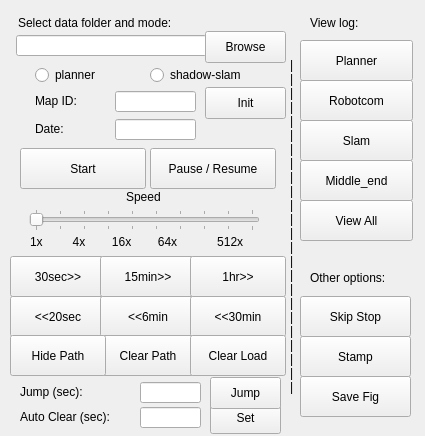
The window that windowContents_for_mac.ui (Stanley80-Peng/VirtualMonitor) describes before a commit, drawn with Qt 5.
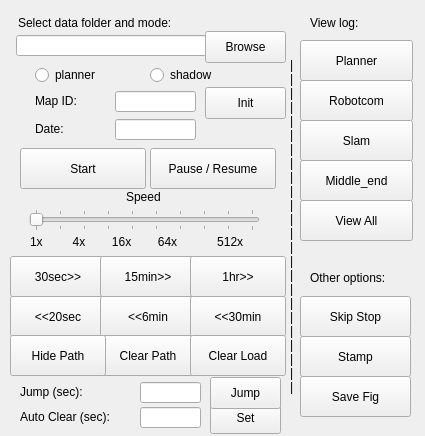
The same window after the commit.

```diff
--- a/windowContents_for_mac.ui
+++ b/windowContents_for_mac.ui
@@ -409,7 +409,7 @@
     </rect>
    </property>
    <property name="text">
-    <string>shadow-slam</string>
+    <string>shadow</string>
    </property>
   </widget>
   <widget class="QPushButton" name="button_clear_load">
```
Left out of the diff: 18 changed lines with no effect on the pictures.
